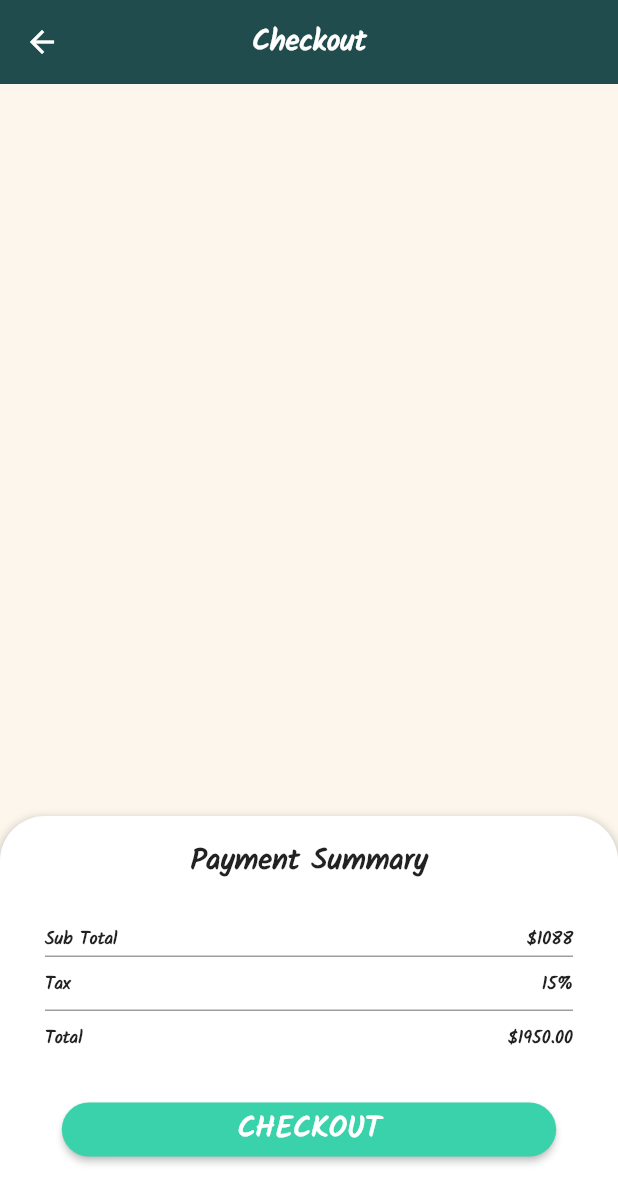
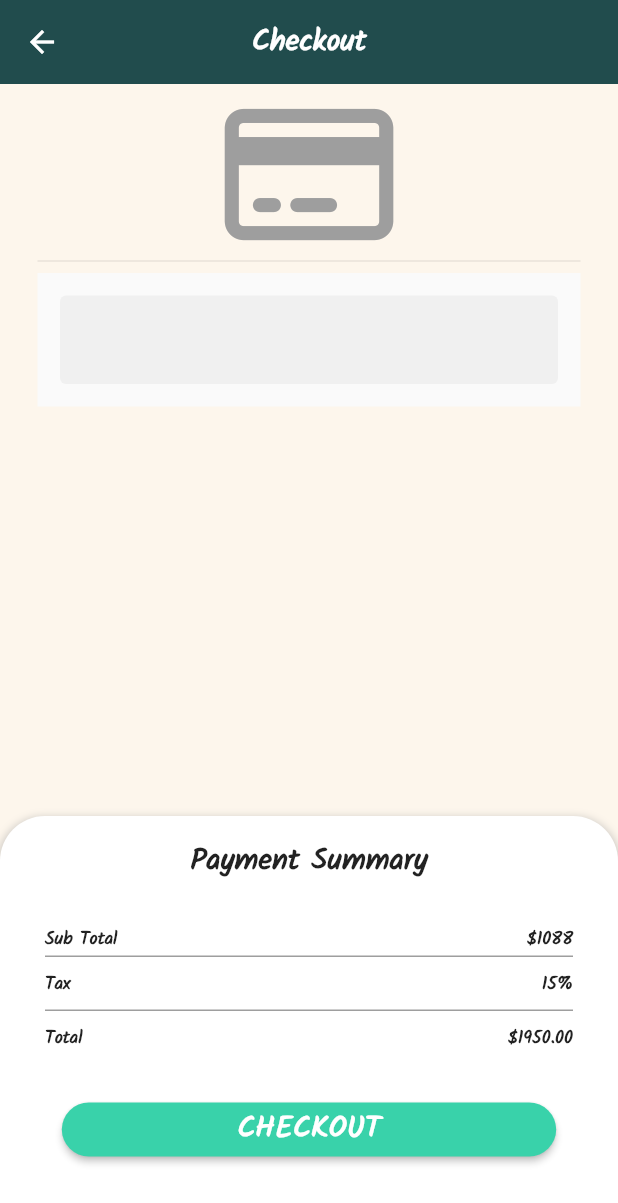
Before and after one commit to Kevin-Halll/pharmacy_store, a Flutter app: the PaymentMethod screen opened by its route, after a tap on "CHECKOUT", on a phone screen of 412 x 824 dp. Shown: the top 1203 px of the screen. Run offline on Flutter 3.47's test engine with Material 2 defaults, Android fonts, the phone set to English and light mode, and no system bars; our stand-ins replace font_awesome_flutter.

Commit message:
checkout screen update

```diff
--- a/lib/screens/checkout-screen.dart
+++ b/lib/screens/checkout-screen.dart
@@ -1,4 +1,6 @@
+
 import 'package:flutter/material.dart';
+import 'package:font_awesome_flutter/font_awesome_flutter.dart';
 import 'package:pharmacy_store/utils/colors.dart';
 import 'package:pharmacy_store/utils/text.dart';
 import 'package:pharmacy_store/widgets/SummaryCard.dart';
@@ -12,9 +14,8 @@ class Checkout extends StatefulWidget {
 
 class _CheckoutState extends State<Checkout> {
 
-  String? gender;
-  String? delivery;
-  String? payment;
+  final _formKey = GlobalKey<FormState>();
+
   @override
   Widget build(BuildContext context) {
     return Scaffold(
@@ -28,14 +29,52 @@ class _CheckoutState extends State<Checkout> {
         title: TextLG(text: "Checkout", color: Colors.white,),
         centerTitle: true,
       ),
-      body: Column(
+      body: SingleChildScrollView(
+        child: Container(
+          height: MediaQuery.of(context).size.height - MediaQuery.of(context).viewPadding.top - kToolbarHeight,
+          // height: newheight,
+          // height: window.physicalSize.height,
+          child: Column(
             children: [
               Expanded(
                 child: Container(
                   child: Column(
-                crossAxisAlignment: CrossAxisAlignment.start,
+                    // crossAxisAlignment: CrossAxisAlignment.start,
                     children: [
-
+                      SizedBox(height: 10,),
+                      FaIcon(FontAwesomeIcons.creditCard, color: Colors.grey, size: 100,),
+                      Padding(
+                        padding: const EdgeInsets.symmetric(horizontal: 25.0),
+                        child: Divider(),
+                      ),
+                      Padding(
+                        padding: const EdgeInsets.symmetric(horizontal: 25.0),
+                        child: Material(
+                          child: Padding(
+                            padding: const EdgeInsets.all(15.0),
+                            child: Form(
+                              key: _formKey,
+                              child: Column(
+                                children: [
+                                  TextFormField(
+                                    // The validator receives the text that the user has entered.
+                                    validator: (value) {
+                                      if (value == null || value.isEmpty) {
+                                        return 'Please enter some text';
+                                      }
+                                      return null;
+                                    },
+                                    decoration: InputDecoration(
+                                      filled: true,
+                                      border: OutlineInputBorder(borderSide: BorderSide.none)
+                                    ),
+                                  ),
+                                ],
+                              ),
+                            ),
+                          ),
+                        ),
+                      ),
                       Expanded(
                         child: Column(
                           mainAxisAlignment: MainAxisAlignment.end,
@@ -50,6 +89,8 @@ class _CheckoutState extends State<Checkout> {
               )
             ],
           ),
+        ),
+      ),
     );
   }
 }
--- a/lib/screens/payment-method.dart
+++ b/lib/screens/payment-method.dart
@@ -1,4 +1,5 @@
 import 'package:flutter/material.dart';
+import 'package:font_awesome_flutter/font_awesome_flutter.dart';
 
 import '../utils/colors.dart';
 import '../utils/text.dart';
@@ -73,7 +74,7 @@ class _PaymentMethodState extends State<PaymentMethod> {
                                 mainAxisAlignment: MainAxisAlignment.spaceBetween,
                                 children: [
                                   Text("Credit Card"),
-                                  Icon(Icons.credit_card, color: Colors.blue,)
+                                  FaIcon(FontAwesomeIcons.creditCard, color: Colors.blue, size: 20,)
                                 ],
                               ),
                               value: "credit-card",
```
Lines whose indentation alone changed are shown as unchanged.
